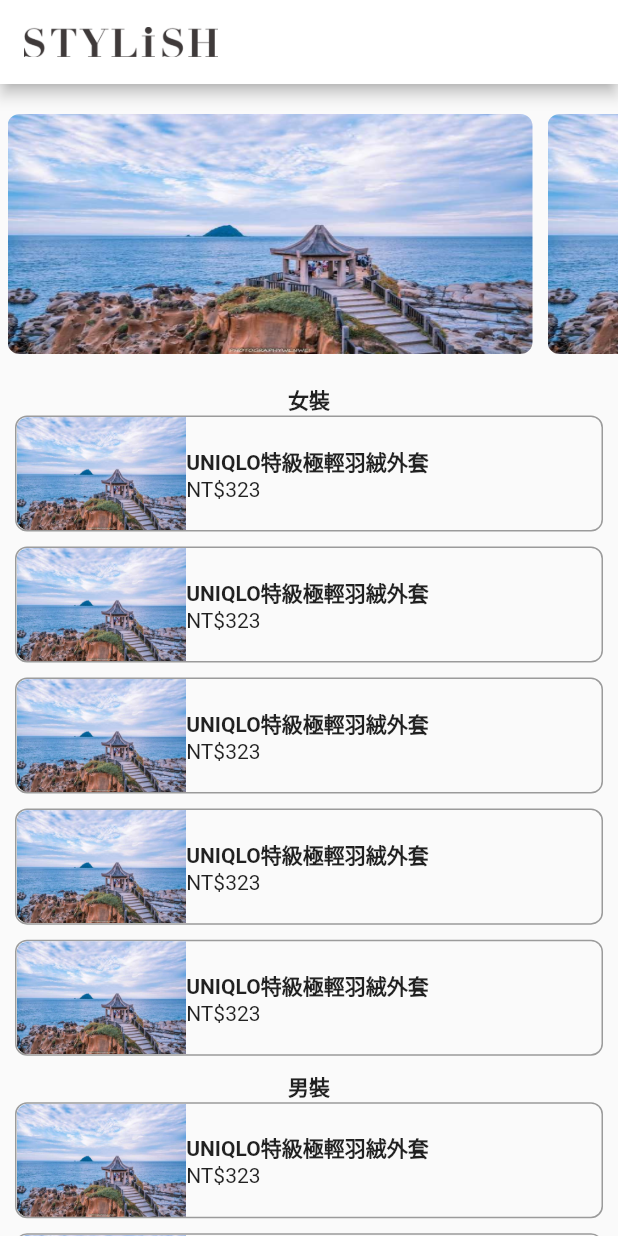
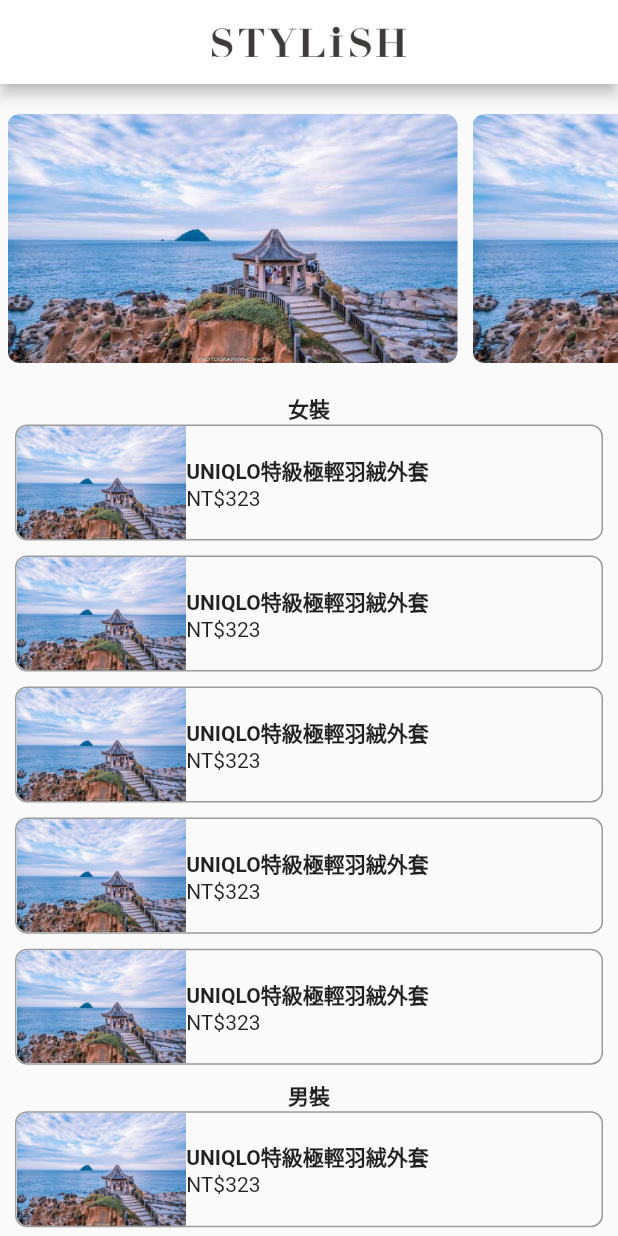
Before and after one commit to kbl26amy/Slylish_Flutter, a Flutter app: the screen it shows after launch, on a phone screen of 412 x 824 dp. Run offline on Flutter 3.47's test engine with Material 2 defaults, Android fonts, the phone set to English and light mode, and no system bars.

Commit message:
解決安卓Appbar Logo沒有置中問題

```diff
--- a/lib/main.dart
+++ b/lib/main.dart
@@ -29,21 +29,23 @@ class MyHomePage extends StatelessWidget {
 
   //第一排圓角圖片
   Widget _topBanner(String assets) => Container(
+      width: 300,
       margin: const EdgeInsets.only(left: 5, top: 20, right: 5, bottom: 20),
-      width: 350,
       decoration: BoxDecoration(
           borderRadius: BorderRadius.circular(8),
           image: DecorationImage(image: AssetImage(assets), fit: BoxFit.fill)));
   //衣服價目
-  Widget _clothesCard(String title, String price, String pic) => Container(
-      height: 100,
-      width: 500,
+  Widget _clothesCard(String title, String price, String pic) =>
+      //用Card跟Container寫都可以，但Card外面還再包Sizebox，Container可以直接給尺寸
+      Container(
           margin: const EdgeInsets.only(left: 10, right: 10, bottom: 10),
+          //加上圓角邊框
           decoration: BoxDecoration(
               border: Border.all(color: Colors.black38, width: 1),
               borderRadius: BorderRadius.circular(8)),
           child: Row(
             children: [
+              //圖片左邊要切圓角
               ClipRRect(
                 borderRadius: const BorderRadius.only(
                     topLeft: Radius.circular(8.0),
@@ -55,9 +57,11 @@ class MyHomePage extends StatelessWidget {
                   mainAxisAlignment: MainAxisAlignment.center,
                   crossAxisAlignment: CrossAxisAlignment.start,
                   children: [
+                    //字要貼在一起適應外部約束，不能用Expanded，得用Flexible
                     Flexible(
                         child: Text(title,
-                        style: const TextStyle(fontWeight: FontWeight.bold))),
+                            style:
+                                const TextStyle(fontWeight: FontWeight.bold))),
                     Flexible(child: Text(price))
                   ]),
             ],
@@ -89,6 +93,7 @@ class MyHomePage extends StatelessWidget {
   Widget build(BuildContext context) {
     return Scaffold(
         appBar: AppBar(
+          centerTitle: true,
           title: Image.asset(
             'assets/logo.png',
             fit: BoxFit.contain,
@@ -99,7 +104,7 @@ class MyHomePage extends StatelessWidget {
           scrollDirection: Axis.vertical,
           children: [
             SizedBox(
-              height: 200,
+              height: MediaQuery.of(context).size.height / 4,
               //讓圖片可以往右滑動，把Row改成ListView
               child: ListView(scrollDirection: Axis.horizontal, children: [
                 _topBanner('assets/view.jpeg'),
@@ -111,8 +116,7 @@ class MyHomePage extends StatelessWidget {
                 _topBanner('assets/view.jpeg'),
               ]),
             ),
-            Container(
-              margin: const EdgeInsets.only(bottom: 10),
+            SizedBox(
               width: MediaQuery.of(context).size.width,
               height: MediaQuery.of(context).size.height,
               child: GridView.count(
```
Lines whose indentation alone changed are shown as unchanged.
